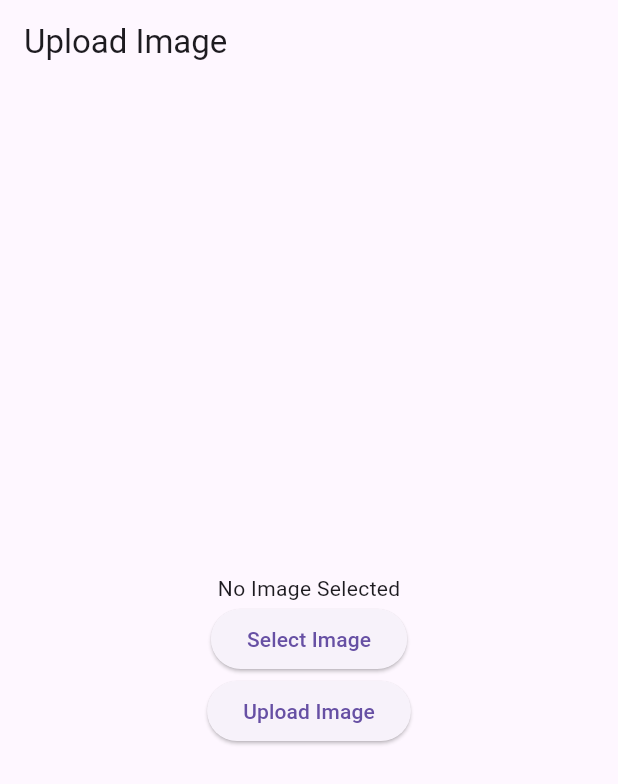
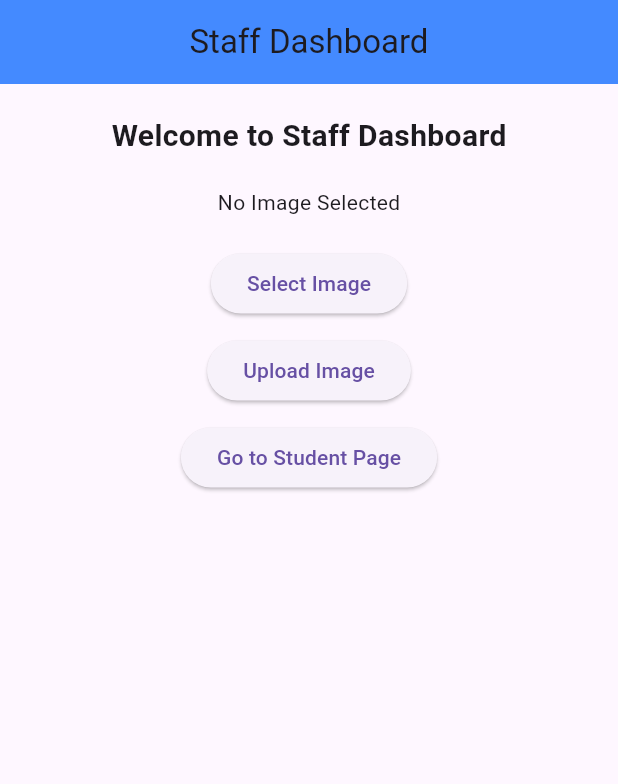
Before and after one commit to SANDHOSH02/flutter_work, a Flutter app: the screen it shows after launch, on a phone screen of 412 x 824 dp. Shown: the top 784 px of the screen. Run offline on Flutter 3.47's test engine with Material 3 defaults, Android fonts, the phone set to English and light mode, and no system bars; our stand-ins replace flutter_svg, image_picker.

Commit message:
image upload  + student

```diff
--- a/sample/msg_pass/lib/main.dart
+++ b/sample/msg_pass/lib/main.dart
@@ -17,17 +17,23 @@
   Widget build(BuildContext context) {
     return MaterialApp(
       debugShowCheckedModeBanner: false,
-      home: UploadImageScreen(),
+      initialRoute: '/',
+      routes: {
+        '/': (context) => const StaffDashboard(),
+        '/student': (context) => const StudentDashboard(),
+      },
     );
   }
 }
 
-class UploadImageScreen extends StatefulWidget {
+class StaffDashboard extends StatefulWidget {
+  const StaffDashboard({Key? key}) : super(key: key);
+
   @override
-  _UploadImageScreenState createState() => _UploadImageScreenState();
+  _StaffDashboardState createState() => _StaffDashboardState();
 }
 
-class _UploadImageScreenState extends State<UploadImageScreen> {
+class _StaffDashboardState extends State<StaffDashboard> {
   Uint8List? _imageBytes; // To store the image in a web-compatible format
   XFile? _pickedFile;
 
@@ -36,7 +42,7 @@
     final pickedFile = await picker.pickImage(source: ImageSource.gallery);
 
     if (pickedFile != null) {
-      final bytes = await pickedFile.readAsBytes(); // Convert image to bytes for Flutter Web
+      final bytes = await pickedFile.readAsBytes(); // Convert image to bytes
       setState(() {
         _imageBytes = bytes;
         _pickedFile = pickedFile;
@@ -71,22 +77,97 @@
   @override
   Widget build(BuildContext context) {
     return Scaffold(
-      appBar: AppBar(title: const Text('Upload Image')),
+      appBar: AppBar(
+        title: const Text('Staff Dashboard'),
+        centerTitle: true,
+        backgroundColor: Colors.blueAccent,
+      ),
+      body: SingleChildScrollView(
+        child: Center(
+          child: Column(
+            mainAxisAlignment: MainAxisAlignment.center,
+            children: [
+              const SizedBox(height: 20),
+              const Text(
+                'Welcome to Staff Dashboard',
+                style: TextStyle(fontSize: 20, fontWeight: FontWeight.bold),
+              ),
+              const SizedBox(height: 20),
+              _imageBytes != null
+                  ? Image.memory(
+                      _imageBytes!,
+                      height: 200,
+                      width: 200,
+                      fit: BoxFit.cover,
+                    )
+                  : const Text('No Image Selected'),
+              const SizedBox(height: 20),
+              ElevatedButton(
+                onPressed: pickImage,
+                child: const Text('Select Image'),
+              ),
+              const SizedBox(height: 10),
+              ElevatedButton(
+                onPressed: uploadImage,
+                child: const Text('Upload Image'),
+              ),
+              const SizedBox(height: 10),
+              ElevatedButton(
+                onPressed: () {
+                  if (_imageBytes != null) {
+                    Navigator.pushNamed(
+                      context,
+                      '/student',
+                      arguments: _imageBytes, // Pass the image to the Student page
+                    );
+                  } else {
+                    ScaffoldMessenger.of(context).showSnackBar(
+                      const SnackBar(
+                        content: Text('Please upload an image first!'),
+                      ),
+                    );
+                  }
+                },
+                child: const Text('Go to Student Page'),
+              ),
+            ],
+          ),
+        ),
+      ),
+    );
+  }
+}
+
+class StudentDashboard extends StatelessWidget {
+  const StudentDashboard({Key? key}) : super(key: key);
+
+  @override
+  Widget build(BuildContext context) {
+    final Uint8List? imageBytes = ModalRoute.of(context)!.settings.arguments as Uint8List?;
+
+    return Scaffold(
+      appBar: AppBar(
+        title: const Text('Student Dashboard'),
+        centerTitle: true,
+        backgroundColor: Colors.green,
+      ),
       body: Center(
         child: Column(
           mainAxisAlignment: MainAxisAlignment.center,
           children: [
-            _imageBytes != null
-                ? Image.memory(_imageBytes!, height: 200, width: 200, fit: BoxFit.cover)
-                : const Text('No Image Selected'),
-            ElevatedButton(
-              onPressed: pickImage,
-              child: const Text('Select Image'),
+            const Text(
+              'Uploaded Image',
+              style: TextStyle(fontSize: 20, fontWeight: FontWeight.bold),
             ),
-            ElevatedButton(
-              onPressed: uploadImage,
-              child: const Text('Upload Image'),
-            ),
+            const SizedBox(height: 20),
+            imageBytes != null
+                ? Image.memory(
+                    imageBytes,
+                    height: 200,
+                    width: 200,
+                    fit: BoxFit.cover,
+                  )
+                : const Text('No Image Available'),
           ],
         ),
       ),
```
